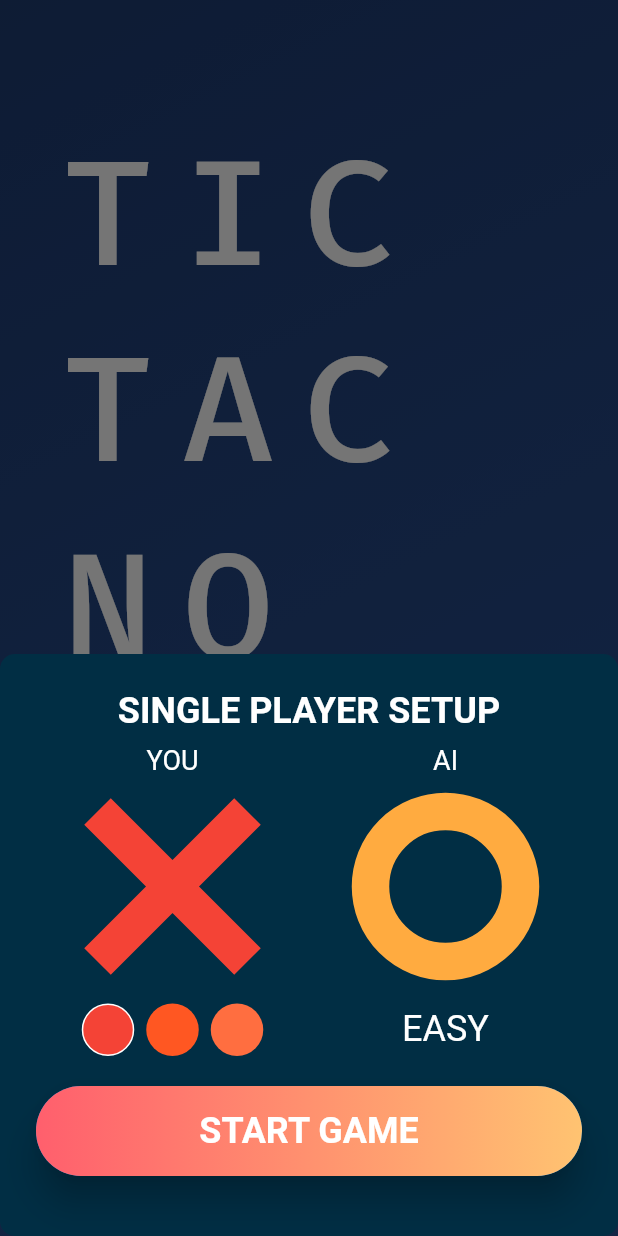
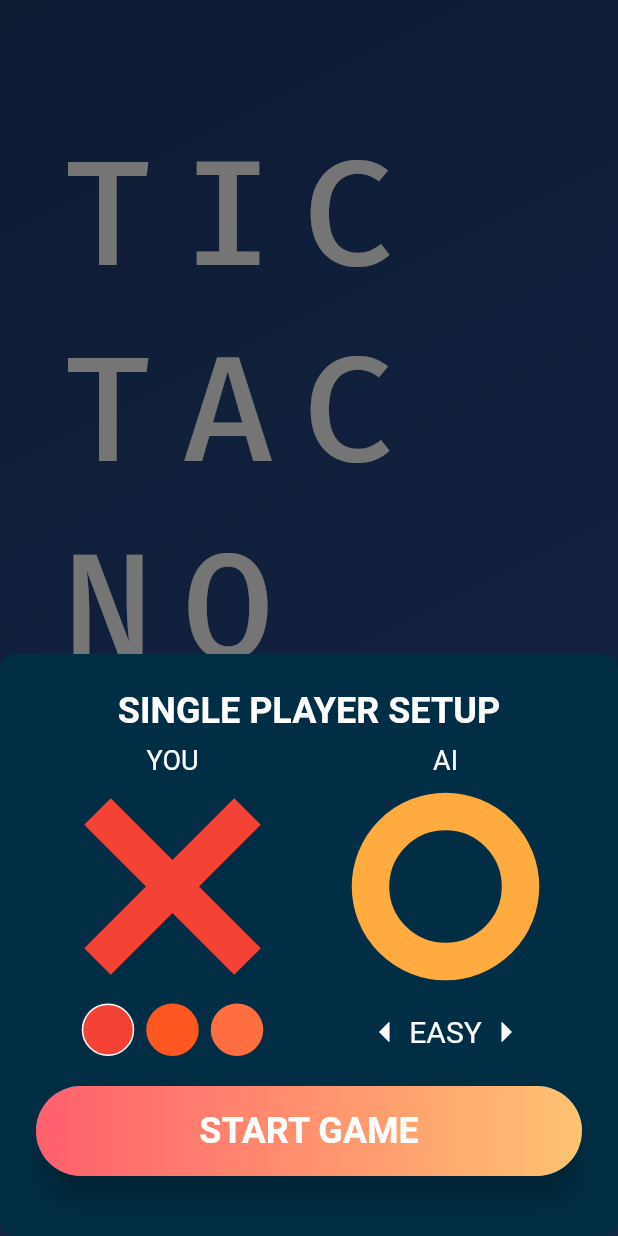
Before and after one commit to Flutter-Buddies/tic_tac_no, a Flutter app: the screen it shows after launch, after a tap on "SINGLE PLAYER", on a phone screen of 412 x 824 dp. Run offline on Flutter 3.47's test engine with Material 2 defaults, Android fonts, the phone set to English and light mode, and no system bars; our stand-ins replace bloc, confetti, equatable, flutter_bloc, google_fonts; Roboto replaces fonts that are missing (Asap).

Commit message:
Added arrows next to AI selection on game start screen

```diff
--- a/lib/menu/ui/game_start_bottom_sheet.dart
+++ b/lib/menu/ui/game_start_bottom_sheet.dart
@@ -232,25 +232,50 @@ class _GameStartModalState extends State<GameStartModal> {
                           ),
                         ),
                         widget.gameType == GameType.SinglePlayer
-                            ? GestureDetector(
+                            ? Padding(
+                                padding: EdgeInsets.only(top: 7),
+                                child: Row(
+                                  mainAxisSize: MainAxisSize.max,
+                                  mainAxisAlignment:
+                                      MainAxisAlignment.spaceBetween,
+                                  children: [
+                                    GestureDetector(
                                         onTap: () {
                                           setState(() {
-                                    if (_aiValue == listOfAI.length - 1) {
+                                            if (_aiValue == 0) {
+                                              _aiValue = listOfAI.length - 1;
+                                            } else {
+                                              _aiValue--;
+                                            }
+                                          });
+                                        },
+                                        child: Icon(
+                                          Icons.arrow_left,
+                                          size: 32,
+                                        )),
+                                    Text(
+                                      listOfAI[_aiValue],
+                                      style: GoogleFonts.asap(
+                                        textStyle: TextStyle(
+                                            color: Colors.white, fontSize: 20),
+                                      ),
+                                    ),
+                                    GestureDetector(
+                                        onTap: () {
+                                          setState(() {
+                                            if (_aiValue ==
+                                                listOfAI.length - 1) {
                                               _aiValue = 0;
                                             } else {
                                               _aiValue++;
                                             }
                                           });
                                         },
-                                child: Padding(
-                                  padding: const EdgeInsets.only(top: 7),
-                                  child: Text(
-                                    listOfAI[_aiValue],
-                                    style: GoogleFonts.asap(
-                                      textStyle: TextStyle(
-                                          color: Colors.white, fontSize: 24),
-                                    ),
-                                  ),
+                                        child: Icon(
+                                          Icons.arrow_right,
+                                          size: 32,
+                                        )),
+                                  ],
                                 ),
                               )
                             : Row(
@@ -318,3 +343,16 @@ class _GameStartModalState extends State<GameStartModal> {
     }
   }
 }
+
+class AiSelector extends StatelessWidget {
+  @override
+  Widget build(BuildContext context) {
+    return Row(
+      children: [
+        Icon(Icons.arrow_left),
+        Text(''),
+        Icon(Icons.arrow_right),
+      ],
+    );
+  }
+}
```
Lines whose indentation alone changed are shown as unchanged.
